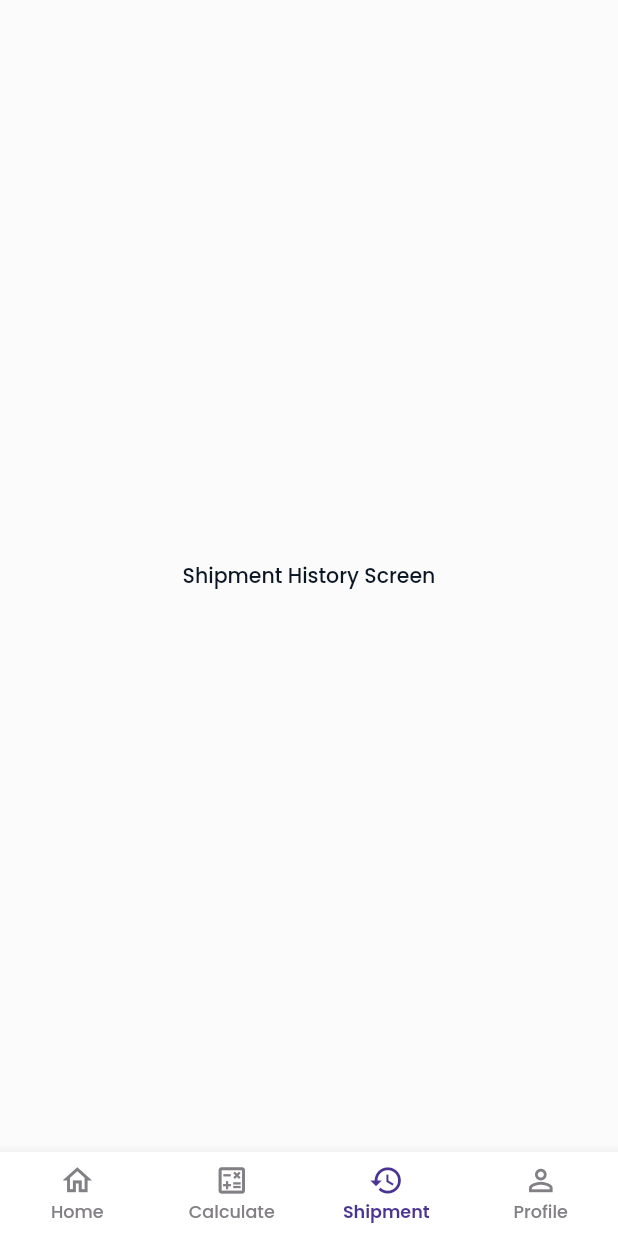
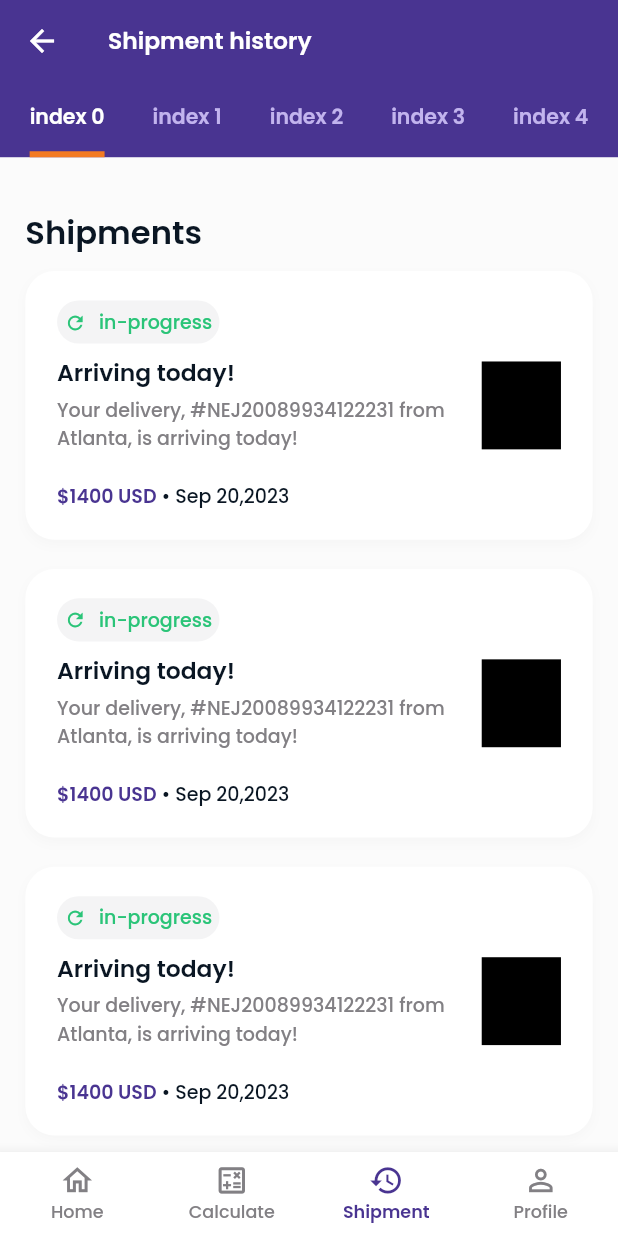
Before and after one commit to applevinc/movemate, a Flutter app: the screen it shows after launch, item 3 of the bottom bar chosen, on a phone screen of 412 x 824 dp. Run offline on Flutter 3.47's test engine with Material 2 defaults, Android fonts, the phone set to English and light mode, and no system bars; our stand-ins replace cached_network_image, flutter_screenutil, google_fonts; network calls fail.

Commit message:
search history screen

```diff
--- /dev/null
+++ b/lib/screens/shipment_history/components/shipment_history_appbar.dart
@@ -0,0 +1,37 @@
+import 'package:flutter/material.dart';
+import 'package:flutter_screenutil/flutter_screenutil.dart';
+import 'package:movemate/core/styles/text.dart';
+import 'package:movemate/core/utils/navigator.dart';
+import 'package:movemate/screens/dashboardview.dart';
+import 'package:movemate/screens/widgets/custom_tabbar.dart';
+
+class ShipmentHistoryAppBar extends StatelessWidget {
+  const ShipmentHistoryAppBar({super.key});
+
+  @override
+  Widget build(BuildContext context) {
+    return SliverAppBar(
+      leading: BackButton(
+        color: Colors.white,
+        onPressed: () {
+          AppNavigator.pushAndRemoveUntil(context, const DashboardView());
+        },
+      ),
+      pinned: true,
+      title: Text(
+        'Shipment history',
+        style: AppText.bold600(context).copyWith(
+          fontSize: 16.sp,
+          color: Colors.white,
+        ),
+      ),
+      bottom: CustomTabBar(
+        isScrollable: true,
+        tabs: List.generate(
+          5,
+          (index) => Tab(text: 'index $index'),
+        ),
+      ),
+    );
+  }
+}
--- /dev/null
+++ b/lib/screens/shipment_history/components/shipment_history_view.dart
@@ -0,0 +1,127 @@
+import 'package:flutter/material.dart';
+import 'package:flutter_screenutil/flutter_screenutil.dart';
+import 'package:movemate/core/styles/colors.dart';
+import 'package:movemate/core/styles/spacing.dart';
+import 'package:movemate/core/styles/text.dart';
+
+class ShipmentHistoryView extends StatelessWidget {
+  const ShipmentHistoryView({super.key});
+
+  @override
+  Widget build(BuildContext context) {
+    return ListView.separated(
+      itemCount: 10,
+      padding: EdgeInsets.only(
+        top: 10.h,
+        left: AppPadding.horizontal,
+        right: AppPadding.horizontal,
+      ),
+      itemBuilder: (context, index) => const ShipmentHistoryCard(),
+      separatorBuilder: (context, index) => SizedBox(height: 20.h),
+    );
+  }
+}
+
+class ShipmentHistoryCard extends StatelessWidget {
+  const ShipmentHistoryCard({super.key});
+
+  @override
+  Widget build(BuildContext context) {
+    return Container(
+      padding: EdgeInsets.symmetric(
+        vertical: 20.h,
+        horizontal: 20.w,
+      ),
+      decoration: BoxDecoration(
+        borderRadius: BorderRadius.circular(20.r),
+        color: Colors.white,
+        boxShadow: AppColors.boxshadow,
+      ),
+      child: Row(
+        children: [
+          Expanded(
+            child: Column(
+              crossAxisAlignment: CrossAxisAlignment.start,
+              children: [
+                const ShipmentStatusView(),
+                SizedBox(height: 8.h),
+                Text(
+                  'Arriving today!',
+                  style: AppText.bold600(context).copyWith(
+                    fontSize: 16.sp,
+                  ),
+                ),
+                SizedBox(height: 4.h),
+                Text(
+                  'Your delivery, #NEJ20089934122231 from Atlanta, is arriving today!',
+                  style: AppText.bold500(context).copyWith(
+                    fontSize: 13.sp,
+                    color: AppColors.textGrey,
+                  ),
+                ),
+                SizedBox(height: 20.h),
+                Row(
+                  children: [
+                    Text(
+                      '\$1400 USD',
+                      style: AppText.bold600(context).copyWith(
+                        fontSize: 13.sp,
+                        color: AppColors.primary,
+                      ),
+                    ),
+                    Text(
+                      ' • Sep 20,2023',
+                      style: AppText.bold500(context).copyWith(
+                        fontSize: 13.sp,
+                      ),
+                    ),
+                  ],
+                ),
+              ],
+            ),
+          ),
+          SizedBox(width: 10.w),
+          Container(
+            height: 60.h,
+            width: 50.w,
+            color: Colors.black,
+          ),
+        ],
+      ),
+    );
+  }
+}
+
+class ShipmentStatusView extends StatelessWidget {
+  const ShipmentStatusView({super.key});
+
+  @override
+  Widget build(BuildContext context) {
+    return UnconstrainedBox(
+      child: Container(
+        padding: EdgeInsets.all(5.sp),
+        decoration: BoxDecoration(
+          color: AppColors.grey,
+          borderRadius: BorderRadius.circular(20.r),
+        ),
+        child: Row(
+          children: [
+            Icon(
+              Icons.refresh,
+              color: AppColors.green,
+              size: 15.sp,
+            ),
+            SizedBox(width: 8.w),
+            Text(
+              'in-progress',
+              style: AppText.bold500(context).copyWith(
+                fontSize: 13.sp,
+                color: AppColors.green,
+              ),
+            ),
+          ],
+        ),
+      ),
+    );
+  }
+}
--- a/lib/screens/shipment_history/shipment_history_screen.dart
+++ b/lib/screens/shipment_history/shipment_history_screen.dart
@@ -1,16 +1,49 @@
 import 'package:flutter/material.dart';
+import 'package:flutter_screenutil/flutter_screenutil.dart';
+import 'package:movemate/core/styles/spacing.dart';
 import 'package:movemate/core/styles/text.dart';
+import 'package:movemate/core/utils/navigator.dart';
+import 'package:movemate/screens/dashboardview.dart';
+import 'package:movemate/screens/shipment_history/components/shipment_history_appbar.dart';
+import 'package:movemate/screens/shipment_history/components/shipment_history_view.dart';
 
 class ShipmentHistoryScreen extends StatelessWidget {
   const ShipmentHistoryScreen({super.key});
 
   @override
   Widget build(BuildContext context) {
-    return Scaffold(
-      body: Center(
-        child: Text(
-          'Shipment History Screen',
-          style: AppText.bold500(context),
+    return WillPopScope(
+      onWillPop: () {
+        AppNavigator.pushAndRemoveUntil(context, const DashboardView());
+        return Future.value(true);
+      },
+      child: DefaultTabController(
+        length: 5,
+        child: Scaffold(
+          body: NestedScrollView(
+            headerSliverBuilder: (context, innerBoxIsScrolled) {
+              return [
+                const ShipmentHistoryAppBar(),
+                SliverPadding(
+                  padding: EdgeInsets.only(
+                    top: AppPadding.vertical,
+                    left: AppPadding.horizontal,
+                  ),
+                  sliver: SliverToBoxAdapter(
+                    child: Text(
+                      'Shipments',
+                      style: AppText.bold600(context).copyWith(
+                        fontSize: 22.sp,
+                      ),
+                    ),
+                  ),
+                ),
+              ];
+            },
+            body: TabBarView(
+              children: List.generate(5, (index) => const ShipmentHistoryView()),
+            ),
+          ),
         ),
       ),
     );
--- /dev/null
+++ b/lib/screens/widgets/custom_tabbar.dart
@@ -0,0 +1,48 @@
+import 'package:flutter/material.dart';
+import 'package:flutter_screenutil/flutter_screenutil.dart';
+import 'package:movemate/core/styles/colors.dart';
+import 'package:movemate/core/styles/text.dart';
+
+class CustomTabBar extends StatelessWidget implements PreferredSizeWidget {
+  const CustomTabBar({
+    Key? key,
+    required this.tabs,
+    this.isScrollable = false,
+    this.padding,
+    this.controller,
+    this.onTap,
+  }) : super(key: key);
+
+  final TabController? controller;
+  final List<Widget> tabs;
+  final bool isScrollable;
+  final EdgeInsetsGeometry? padding;
+  final void Function(int)? onTap;
+
+  @override
+  Size get preferredSize => Size.fromHeight(50.h);
+
+  @override
+  Widget build(BuildContext context) {
+    return TabBar(
+      isScrollable: isScrollable,
+      controller: controller,
+      onTap: onTap,
+      physics: const BouncingScrollPhysics(),
+      labelColor: Colors.white,
+      unselectedLabelColor: const Color(0xffc2b4ee),
+      labelStyle: AppText.bold600(context).copyWith(
+        color: Colors.white,
+      ),
+      unselectedLabelStyle: AppText.bold600(context).copyWith(
+        color: const Color(0xffc2b4ee),
+      ),
+      indicatorSize: TabBarIndicatorSize.label,
+      indicatorColor: AppColors.orange,
+      indicatorPadding: EdgeInsets.zero,
+      indicatorWeight: 4.h,
+      padding: EdgeInsets.zero,
+      tabs: tabs,
+    );
+  }
+}
```
